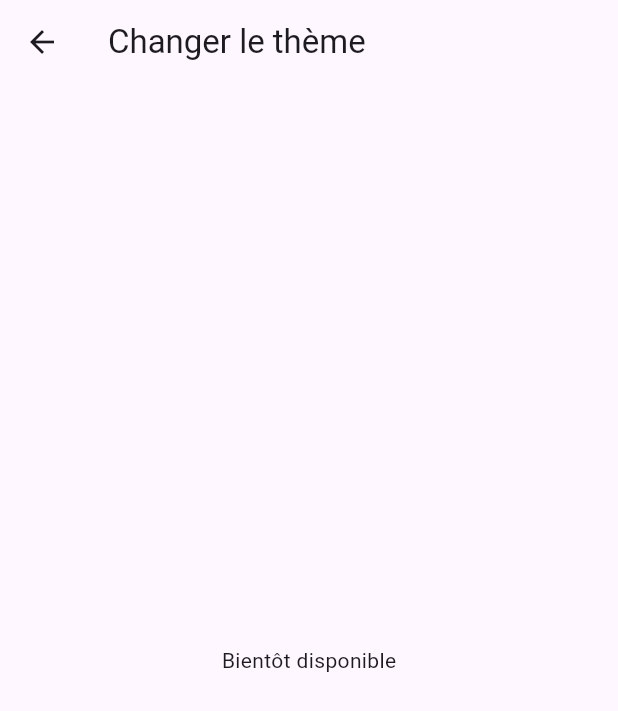
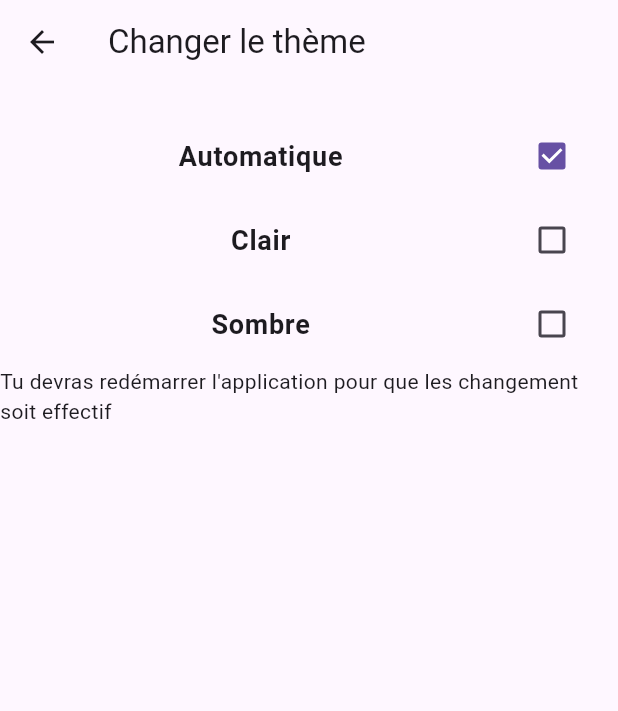
Before and after one commit to el2zay/anonity_ui, a Flutter app: the ChangeThemePage screen opened directly, on a phone screen of 412 x 824 dp. Shown: the top 711 px of the screen. Run offline on Flutter 3.47's test engine with Material 3 defaults, Android fonts, the light colour scheme and no system bars; our stand-ins replace expandable_text, flutter_dotenv, lucide_icons, qr_flutter, shared_preferences; missing offline and left inert: qr_code_scanner; accounts and stored records are empty.

Commit message:
Pouvoir changer de thème

```diff
--- a/lib/pages/settings.dart
+++ b/lib/pages/settings.dart
@@ -55,6 +55,11 @@ class _SettingsPageState extends State<SettingsPage> {
                 "Notifications",
                 style: TextStyle(fontSize: 18, fontWeight: FontWeight.w600),
                 textAlign: TextAlign.center,
+              ),
+              shape: const RoundedRectangleBorder(
+                borderRadius: BorderRadius.all(
+                  Radius.circular(15),
+                ),
               ),
               value: notif,
               onChanged: (bool? value) async {
--- a/lib/pages/settings/change_theme.dart
+++ b/lib/pages/settings/change_theme.dart
@@ -1,16 +1,73 @@
+import 'package:denonceur/main.dart';
 import 'package:flutter/material.dart';
+import 'package:shared_preferences/shared_preferences.dart';
 
-class ChangeThemePage extends StatelessWidget {
+class ChangeThemePage extends StatefulWidget {
   const ChangeThemePage({super.key});
 
+  @override
+  State<ChangeThemePage> createState() => _ChangeThemePageState();
+}
+
+class _ChangeThemePageState extends State<ChangeThemePage> {
   @override
   Widget build(BuildContext context) {
     return Scaffold(
       appBar: AppBar(
         title: const Text("Changer le thème"),
       ),
-      body: const Center(
-        child: Text("Bientôt disponible"),
+      body: ListView(
+        physics: const NeverScrollableScrollPhysics(),
+        children: [
+          const SizedBox(height: 20),
+          CheckboxListTile(
+            title: const Text(
+              "Automatique",
+              style: TextStyle(fontSize: 18, fontWeight: FontWeight.w600),
+              textAlign: TextAlign.center,
+            ),
+            value: theme == 0,
+            onChanged: (bool? value) async {
+              final prefs = await SharedPreferences.getInstance();
+              prefs.setInt('theme', 0);
+              setState(() {
+                theme = 0;
+              });
+            },
+          ),
+          CheckboxListTile(
+            title: const Text(
+              "Clair",
+              style: TextStyle(fontSize: 18, fontWeight: FontWeight.w600),
+              textAlign: TextAlign.center,
+            ),
+            value: theme == 1,
+            onChanged: (bool? value) async {
+              final prefs = await SharedPreferences.getInstance();
+              prefs.setInt('theme', 1);
+              setState(() {
+                theme = 1;
+              });
+            },
+          ),
+          CheckboxListTile(
+            title: const Text(
+              "Sombre",
+              style: TextStyle(fontSize: 18, fontWeight: FontWeight.w600),
+              textAlign: TextAlign.center,
+            ),
+            value: theme == 2,
+            onChanged: (bool? value) async {
+              final prefs = await SharedPreferences.getInstance();
+              prefs.setInt('theme', 2);
+              setState(() {
+                theme = 2;
+              });
+            },
+          ),
+          // TODO: Mettre a jour le thème sans devoir redémarrer l'application
+          const Text("Tu devras redémarrer l'application pour que les changement soit effectif")
+        ],
       ),
     );
   }
--- a/lib/src/theme_utils.dart
+++ b/lib/src/theme_utils.dart
@@ -14,11 +14,6 @@ ThemeData getCheckboxListTileThemeData(Brightness brightness) {
     listTileTheme: ListTileThemeData(
       tileColor: tileColor,
       textColor: textColor,
-      shape: const RoundedRectangleBorder(
-        borderRadius: BorderRadius.all(
-          Radius.circular(15),
-        ),
-      ),
     ),
   );
 }
```
Also changed, not shown: lib/main.dart (+14 -0 lines).
